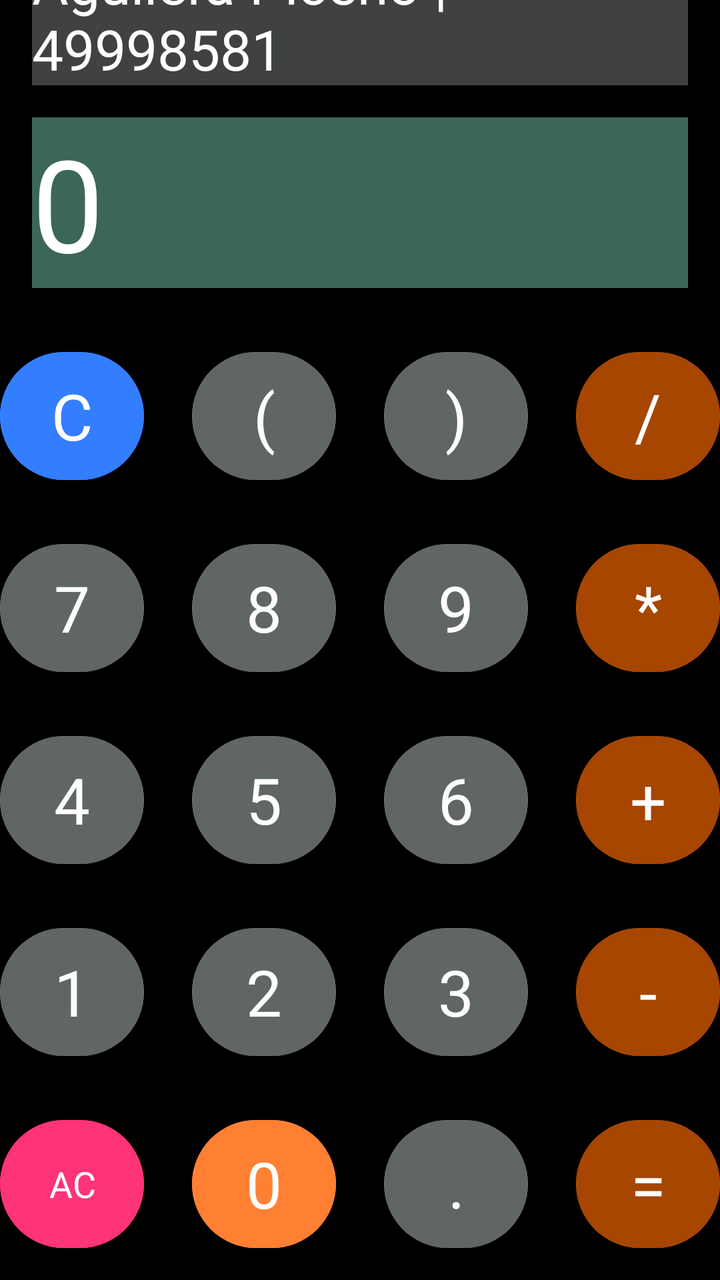
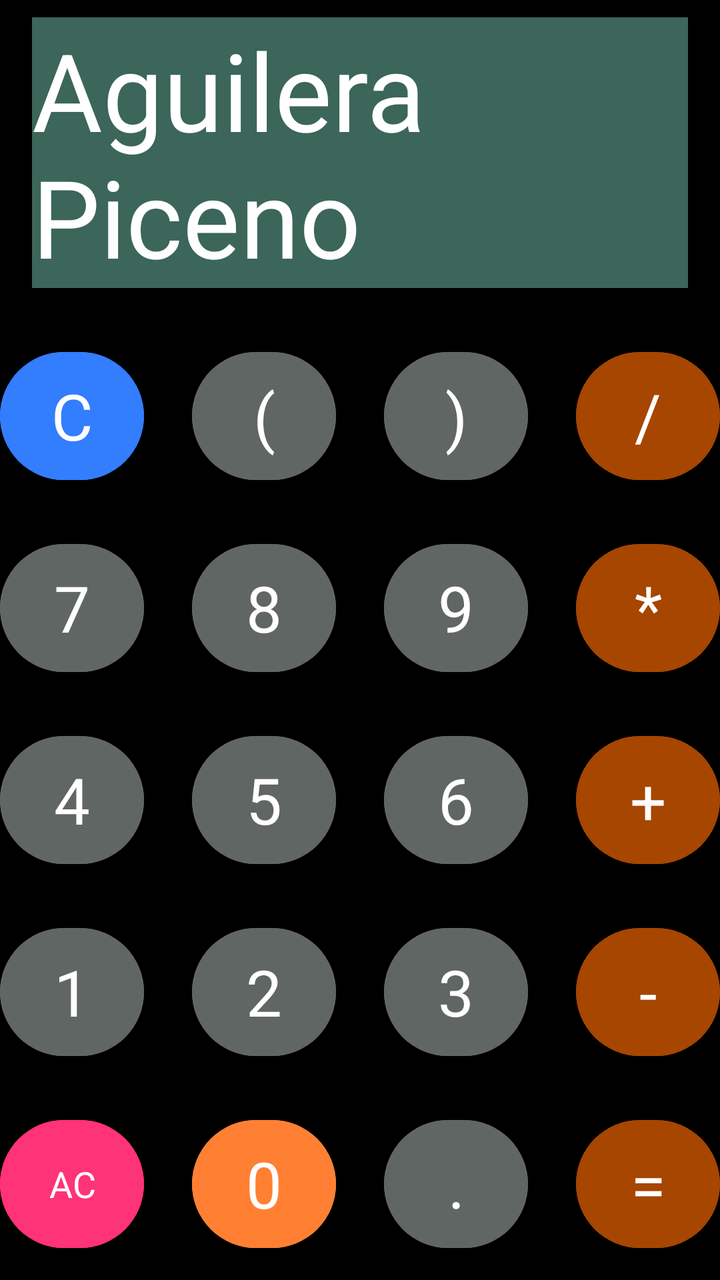

Compare the two renders of this Android layout. The source of the first and the diff that turns it into the second are given below.
<!-- AndroidManifest.xml: application theme Theme.BasicCalculator -->
<!-- res/layout/activity_main.xml -->
<?xml version="1.0" encoding="utf-8"?>
<androidx.constraintlayout.widget.ConstraintLayout xmlns:android="http://schemas.android.com/apk/res/android"
    xmlns:app="http://schemas.android.com/apk/res-auto"
    xmlns:tools="http://schemas.android.com/tools"
    android:id="@+id/main"
    android:layout_width="match_parent"
    android:layout_height="match_parent"
    tools:context=".MainActivity"
    android:background="@color/black">

    
    <TextView
        android:id="@+id/solution_tv"
        android:layout_width="match_parent"
        android:layout_height="wrap_content"
        android:layout_margin="16dp"
        android:text="Aguilera Piceno | 49998581"
        android:textSize="28dp"
        android:textColor="@color/white"
        android:textAlignment="textEnd"
        app:layout_constraintBottom_toTopOf="@+id/result_tv"
        android:background="@color/Result_Background"/>

    <TextView
        android:id="@+id/result_tv"
        android:layout_width="match_parent"
        android:layout_height="wrap_content"
        android:layout_margin="16dp"
        android:text="0"
        android:textSize="64dp"
        android:textColor="@color/white"
        android:textAlignment="textEnd"
        android:backgroundTint="@color/Solution_Background"
        app:layout_constraintBottom_toTopOf="@+id/button_layout"
        android:background="@color/Solution_Background"/>
    

    
    <LinearLayout
        android:id="@+id/button_layout"
        android:layout_width="match_parent"
        android:layout_height="wrap_content"
        android:orientation="vertical"
        app:layout_constraintBottom_toBottomOf="parent"
        app:layout_constraintStart_toStartOf="parent">

        
        <LinearLayout
            android:gravity="center"
            android:layout_width="match_parent"
            android:layout_height="match_parent"
            android:orientation="horizontal">

            <com.google.android.material.button.MaterialButton
                android:id="@+id/button_c"
                style="@style/Widget.MaterialComponents.FloatingActionButton"
                android:layout_width="72dp"
                android:layout_height="72dp"
                android:layout_margin="12dp"
                android:text="@string/c"
                android:textColor="@color/white"
                android:textSize="32sp"
                android:backgroundTint="@color/C"/>

            <com.google.android.material.button.MaterialButton
                android:id="@+id/button_open_bracket"
                style="@style/Widget.MaterialComponents.FloatingActionButton"
                android:layout_width="72dp"
                android:layout_height="72dp"
                android:layout_margin="12dp"
                android:text="("
                android:textColor="@color/white"
                android:textSize="32sp"
                android:backgroundTint="@color/Numerical"/>

            <com.google.android.material.button.MaterialButton
                android:id="@+id/button_close_bracket"
                style="@style/Widget.MaterialComponents.FloatingActionButton"
                android:layout_width="72dp"
                android:layout_height="72dp"
                android:layout_margin="12dp"
                android:text=")"
                android:textColor="@color/white"
                android:textSize="32sp"
                android:backgroundTint="@color/Numerical"/>

            <com.google.android.material.button.MaterialButton
                android:id="@+id/button_divide"
                style="@style/Widget.MaterialComponents.FloatingActionButton"
                android:layout_width="72dp"
                android:layout_height="72dp"
                android:layout_margin="12dp"
                android:text="/"
                android:textColor="@color/white"
                android:textSize="32sp"
                android:backgroundTint="@color/Prime"/>

        </LinearLayout>
        

        
        <LinearLayout
            android:gravity="center"
            android:layout_width="match_parent"
            android:layout_height="match_parent"
            android:orientation="horizontal">

            <com.google.android.material.button.MaterialButton
                android:id="@+id/button_7"
                style="@style/Widget.MaterialComponents.FloatingActionButton"
                android:layout_width="72dp"
                android:layout_height="72dp"
                android:layout_margin="12dp"
                android:text="7"
                android:textColor="@color/white"
                android:textSize="32sp"
                android:backgroundTint="@color/Numerical"/>

            <com.google.android.material.button.MaterialButton
                android:id="@+id/button_8"
                style="@style/Widget.MaterialComponents.FloatingActionButton"
                android:layout_width="72dp"
                android:layout_height="72dp"
                android:layout_margin="12dp"
                android:text="8"
                android:textColor="@color/white"
                android:textSize="32sp"
                android:backgroundTint="@color/Numerical"/>

            <com.google.android.material.button.MaterialButton
                android:id="@+id/button_9"
                style="@style/Widget.MaterialComponents.FloatingActionButton"
                android:layout_width="72dp"
                android:layout_height="72dp"
                android:layout_margin="12dp"
                android:text="9"
                android:textColor="@color/white"
                android:textSize="32sp"
                android:backgroundTint="@color/Numerical"/>

            <com.google.android.material.button.MaterialButton
                android:id="@+id/button_mul"
                style="@style/Widget.MaterialComponents.FloatingActionButton"
                android:layout_width="72dp"
                android:layout_height="72dp"
                android:layout_margin="12dp"
                android:text="*"
                android:textColor="@color/white"
                android:textSize="32sp"
                android:backgroundTint="@color/Prime"/>

        </LinearLayout>
        

        
        <LinearLayout
            android:gravity="center"
            android:layout_width="match_parent"
            android:layout_height="match_parent"
            android:orientation="horizontal">

            <com.google.android.material.button.MaterialButton
                android:id="@+id/button_4"
                style="@style/Widget.MaterialComponents.FloatingActionButton"
                android:layout_width="72dp"
                android:layout_height="72dp"
                android:layout_margin="12dp"
                android:text="4"
                android:textColor="@color/white"
                android:textSize="32sp"
                android:backgroundTint="@color/Numerical"/>

            <com.google.android.material.button.MaterialButton
                android:id="@+id/button_5"
                style="@style/Widget.MaterialComponents.FloatingActionButton"
                android:layout_width="72dp"
                android:layout_height="72dp"
                android:layout_margin="12dp"
                android:text="5"
                android:textColor="@color/white"
                android:textSize="32sp"
                android:backgroundTint="@color/Numerical"/>

            <com.google.android.material.button.MaterialButton
                android:id="@+id/button_6"
                style="@style/Widget.MaterialComponents.FloatingActionButton"
                android:layout_width="72dp"
                android:layout_height="72dp"
                android:layout_margin="12dp"
                android:text="6"
                android:textColor="@color/white"
                android:textSize="32sp"
                android:backgroundTint="@color/Numerical"/>

            <com.google.android.material.button.MaterialButton
                android:id="@+id/button_plus"
                style="@style/Widget.MaterialComponents.FloatingActionButton"
                android:layout_width="72dp"
                android:layout_height="72dp"
                android:layout_margin="12dp"
                android:text="+"
                android:textColor="@color/white"
                android:textSize="32sp"
                android:backgroundTint="@color/Prime"/>

        </LinearLayout>
        

        
        <LinearLayout
            android:gravity="center"
            android:layout_width="match_parent"
            android:layout_height="match_parent"
            android:orientation="horizontal">

            <com.google.android.material.button.MaterialButton
                android:id="@+id/button_1"
                style="@style/Widget.MaterialComponents.FloatingActionButton"
                android:layout_width="72dp"
                android:layout_height="72dp"
                android:layout_margin="12dp"
                android:text="1"
                android:textColor="@color/white"
                android:textSize="32sp"
                android:backgroundTint="@color/Numerical"/>

            <com.google.android.material.button.MaterialButton
                android:id="@+id/button_2"
                style="@style/Widget.MaterialComponents.FloatingActionButton"
                android:layout_width="72dp"
                android:layout_height="72dp"
                android:layout_margin="12dp"
                android:text="2"
                android:textColor="@color/white"
                android:textSize="32sp"
                android:backgroundTint="@color/Numerical"/>

            <com.google.android.material.button.MaterialButton
                android:id="@+id/button_3"
                style="@style/Widget.MaterialComponents.FloatingActionButton"
                android:layout_width="72dp"
                android:layout_height="72dp"
                android:layout_margin="12dp"
                android:text="3"
                android:textColor="@color/white"
                android:textSize="32sp"
                android:backgroundTint="@color/Numerical"/>

            <com.google.android.material.button.MaterialButton
                android:id="@+id/button_minus"
                style="@style/Widget.MaterialComponents.FloatingActionButton"
                android:layout_width="72dp"
                android:layout_height="72dp"
                android:layout_margin="12dp"
                android:text="-"
                android:textColor="@color/white"
                android:textSize="32sp"
                android:backgroundTint="@color/Prime"/>

        </LinearLayout>
        

        
        <LinearLayout
            android:gravity="center"
            android:layout_width="match_parent"
            android:layout_height="match_parent"
            android:orientation="horizontal">

            <com.google.android.material.button.MaterialButton
                android:id="@+id/button_ac"
                style="@style/Widget.MaterialComponents.FloatingActionButton"
                android:layout_width="72dp"
                android:layout_height="72dp"
                android:layout_margin="12dp"
                android:text="@string/ac"
                android:textColor="@color/white"
                android:textSize="18sp"
                android:backgroundTint="@color/AC"/>

            <com.google.android.material.button.MaterialButton
                android:id="@+id/button_0"
                style="@style/Widget.MaterialComponents.FloatingActionButton"
                android:layout_width="72dp"
                android:layout_height="72dp"
                android:layout_margin="12dp"
                android:text="0"
                android:textColor="@color/white"
                android:textSize="32sp"
                android:backgroundTint="@color/Zero"/>

            <com.google.android.material.button.MaterialButton
                android:id="@+id/button_dot"
                style="@style/Widget.MaterialComponents.FloatingActionButton"
                android:layout_width="72dp"
                android:layout_height="72dp"
                android:layout_margin="12dp"
                android:text="."
                android:textColor="@color/white"
                android:textSize="32sp"
                android:backgroundTint="@color/Numerical"/>

            <com.google.android.material.button.MaterialButton
                android:id="@+id/button_equals"
                style="@style/Widget.MaterialComponents.FloatingActionButton"
                android:layout_width="72dp"
                android:layout_height="72dp"
                android:layout_margin="12dp"
                android:text="="
                android:textColor="@color/white"
                android:textSize="32sp"
                android:backgroundTint="@color/Prime"/>

        </LinearLayout>
        

    </LinearLayout>
    

</androidx.constraintlayout.widget.ConstraintLayout>
<!-- resources referenced by this layout -->
<resources>
  <color name="AC">#FF3377</color>
  <color name="C">#337DFF</color>
  <color name="Numerical">#606664</color>
  <color name="Prime">#A64600</color>
  <color name="Result_Background">#3F4241</color>
  <color name="Solution_Background">#3B6659</color>
  <color name="Zero">#FF8033</color>
  <color name="black">#FF000000</color>
  <color name="white">#FFFFFFFF</color>
  <string name="ac">AC</string>
  <string name="c">C</string>
  <style name="Theme.BasicCalculator" parent="Base.Theme.BasicCalculator" />
  <style name="Base.Theme.BasicCalculator" parent="Theme.Material3.DayNight.NoActionBar">
          
          
      </style>
</resources>

<!-- the commit's change to res/layout/activity_main.xml (unified diff, before → after) -->
@@ -14,7 +14,7 @@
         android:layout_width="match_parent"
         android:layout_height="wrap_content"
         android:layout_margin="16dp"
-        android:text="Aguilera Piceno | 49998581"
+        android:text="49998581"
         android:textSize="28dp"
         android:textColor="@color/white"
         android:textAlignment="textEnd"
@@ -26,8 +26,8 @@
         android:layout_width="match_parent"
         android:layout_height="wrap_content"
         android:layout_margin="16dp"
-        android:text="0"
-        android:textSize="64dp"
+        android:text="Aguilera Piceno"
+        android:textSize="54dp"
         android:textColor="@color/white"
         android:textAlignment="textEnd"
         android:backgroundTint="@color/Solution_Background"
